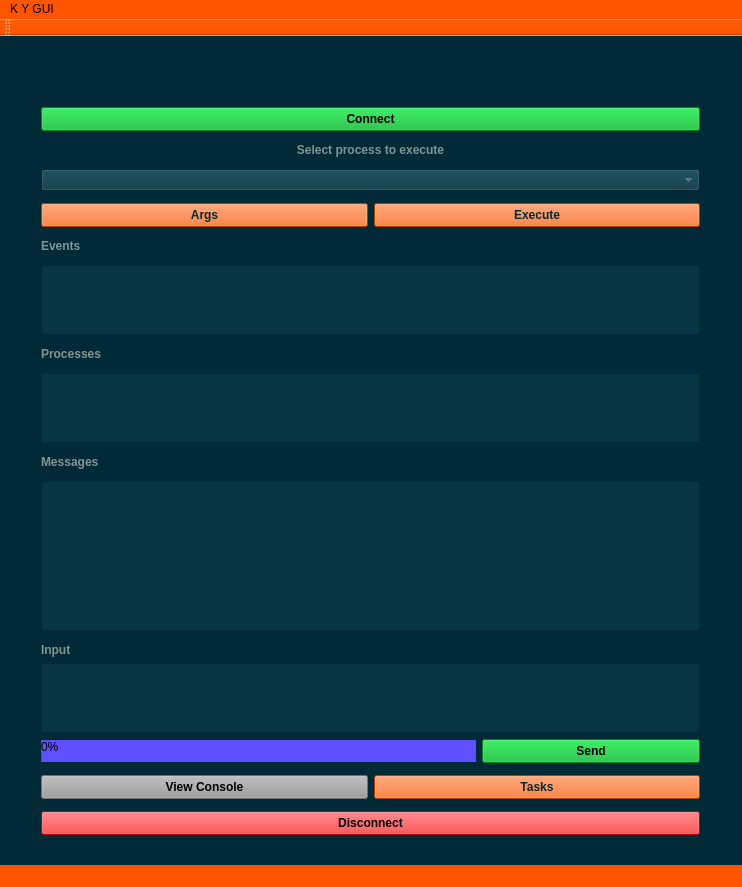
Old version of the form mainwindow.ui in the repository StronglogicSolutions/ky_gui.
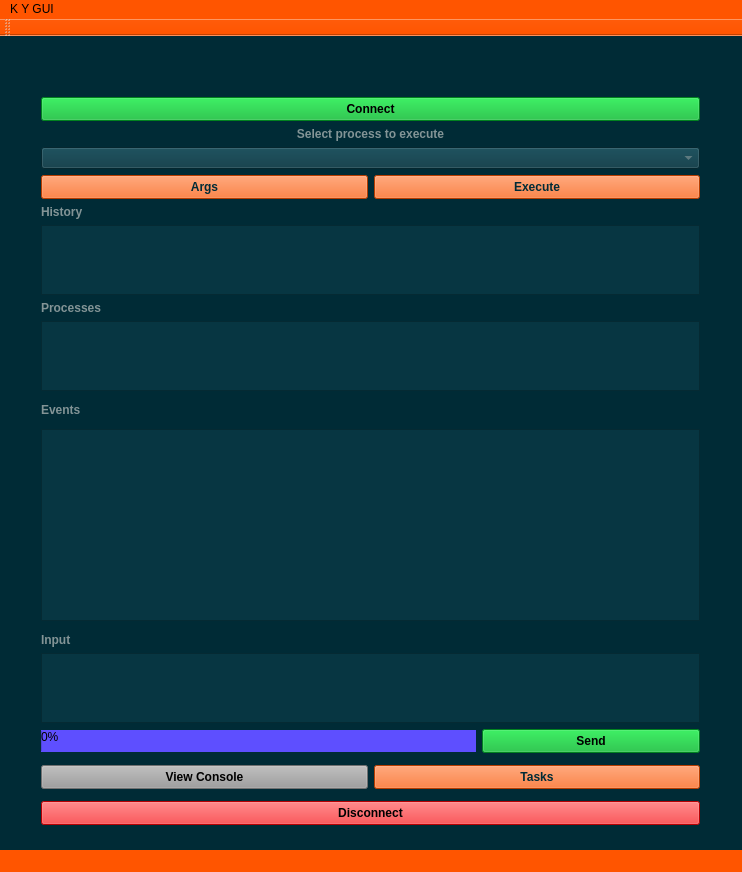
New version of the form. Icons and pictures are not drawn. Custom widgets are drawn as their Qt base class.

Commit message: better event display modified UI

```diff
--- a/mainwindow.ui
+++ b/mainwindow.ui
@@ -7,7 +7,7 @@
     <x>0</x>
     <y>0</y>
     <width>742</width>
-    <height>887</height>
+    <height>872</height>
    </rect>
   </property>
   <property name="windowTitle">
@@ -50,12 +50,12 @@
     <property name="geometry">
      <rect>
       <x>30</x>
-      <y>60</y>
+      <y>50</y>
       <width>681</width>
       <height>750</height>
      </rect>
     </property>
-    <layout class="QVBoxLayout" name="verticalLayout" stretch="6,0,0,3,0,0">
+    <layout class="QVBoxLayout" name="verticalLayout" stretch="5,0,0,3,1,5">
      <property name="spacing">
       <number>12</number>
      </property>
@@ -68,9 +68,9 @@
         <number>0</number>
        </property>
        <item row="0" column="0">
-        <layout class="QVBoxLayout" name="verticalLayout_2">
+        <layout class="QVBoxLayout" name="verticalLayout_2" stretch="2,2,2,1,5,2,2,2">
          <property name="spacing">
-          <number>12</number>
+          <number>6</number>
          </property>
          <item>
           <widget class="QPushButton" name="connect">
@@ -173,19 +173,28 @@
           </layout>
          </item>
          <item>
-          <widget class="QLabel" name="eventListTitle">
+          <widget class="QLabel" name="messagesTitle">
            <property name="styleSheet">
             <string notr="true">font: 75 11pt &quot;Noto Sans&quot;;
 color: rgb(131, 148, 150);
 font-weight: 700;</string>
            </property>
            <property name="text">
-            <string>Events</string>
+            <string>History</string>
            </property>
           </widget>
          </item>
          <item>
-          <widget class="QListWidget" name="eventList">
+          <widget class="QTextEdit" name="messages">
+           <property name="toolTip">
+            <string>Messages</string>
+           </property>
+           <property name="toolTipDuration">
+            <number>1</number>
+           </property>
+           <property name="autoFillBackground">
+            <bool>false</bool>
+           </property>
            <property name="styleSheet">
             <string notr="true">font: 87 11pt &quot;Noto Sans&quot;;
 background-color: rgb(7, 54, 66);
@@ -193,11 +202,14 @@
 font-weight: 700;
 </string>
            </property>
-           <property name="alternatingRowColors">
-            <bool>false</bool>
+           <property name="lineWrapMode">
+            <enum>QTextEdit::WidgetWidth</enum>
            </property>
-           <property name="isWrapping" stdset="0">
-            <bool>false</bool>
+           <property name="readOnly">
+            <bool>true</bool>
+           </property>
+           <property name="placeholderText">
+            <string/>
            </property>
           </widget>
          </item>
@@ -235,28 +247,19 @@
       </layout>
      </item>
      <item>
-      <widget class="QLabel" name="messagesTitle">
+      <widget class="QLabel" name="eventListTitle">
        <property name="styleSheet">
         <string notr="true">font: 75 11pt &quot;Noto Sans&quot;;
 color: rgb(131, 148, 150);
 font-weight: 700;</string>
        </property>
        <property name="text">
-        <string>Messages</string>
+        <string>Events</string>
        </property>
       </widget>
      </item>
      <item>
-      <widget class="QTextEdit" name="messages">
-       <property name="toolTip">
-        <string>Messages</string>
-       </property>
-       <property name="toolTipDuration">
-        <number>1</number>
-       </property>
-       <property name="autoFillBackground">
-        <bool>false</bool>
-       </property>
+      <widget class="QListWidget" name="eventList">
        <property name="styleSheet">
         <string notr="true">font: 87 11pt &quot;Noto Sans&quot;;
 background-color: rgb(7, 54, 66);
@@ -264,14 +267,20 @@
 font-weight: 700;
 </string>
        </property>
-       <property name="lineWrapMode">
-        <enum>QTextEdit::WidgetWidth</enum>
+       <property name="alternatingRowColors">
+        <bool>false</bool>
        </property>
-       <property name="readOnly">
-        <bool>true</bool>
+       <property name="isWrapping" stdset="0">
+        <bool>false</bool>
        </property>
-       <property name="placeholderText">
-        <string/>
+       <property name="resizeMode">
+        <enum>QListView::Adjust</enum>
+       </property>
+       <property name="modelColumn">
+        <number>0</number>
+       </property>
+       <property name="wordWrap">
+        <bool>false</bool>
        </property>
       </widget>
      </item>
```
The commit also changes 1 other file.
